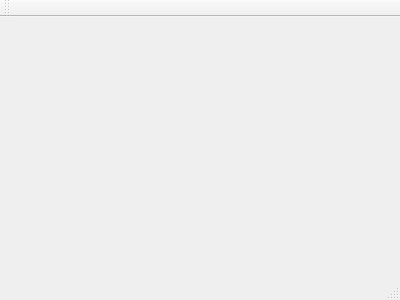
Before: the Qt Designer form mainwindow.ui in AndreyMlashkin/KolesnikovKurs, drawn with Qt 5.
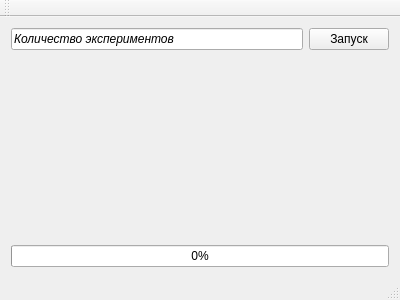
After: the same form once the commit is applied.

Commit message: Progress bar applied

Diff of the .ui file:
```diff
--- a/mainwindow.ui
+++ b/mainwindow.ui
@@ -14,7 +14,51 @@
    <string>MainWindow</string>
   </property>
   <widget class="QWidget" name="centralWidget">
-   <layout class="QVBoxLayout" name="verticalLayout"/>
+   <layout class="QVBoxLayout" name="verticalLayout">
+    <item>
+     <layout class="QHBoxLayout" name="horizontalLayout">
+      <item>
+       <widget class="QLineEdit" name="expCount">
+        <property name="font">
+         <font>
+          <italic>true</italic>
+         </font>
+        </property>
+        <property name="text">
+         <string>Количество экспериментов</string>
+        </property>
+       </widget>
+      </item>
+      <item>
+       <widget class="QPushButton" name="run">
+        <property name="text">
+         <string>Запуск</string>
+        </property>
+       </widget>
+      </item>
+     </layout>
+    </item>
+    <item>
+     <spacer name="verticalSpacer">
+      <property name="orientation">
+       <enum>Qt::Vertical</enum>
+      </property>
+      <property name="sizeHint" stdset="0">
+       <size>
+        <width>20</width>
+        <height>40</height>
+       </size>
+      </property>
+     </spacer>
+    </item>
+    <item>
+     <widget class="QProgressBar" name="progress">
+      <property name="value">
+       <number>0</number>
+      </property>
+     </widget>
+    </item>
+   </layout>
   </widget>
   <widget class="QMenuBar" name="menuBar">
    <property name="geometry">
```
The commit also changes 2 other files.
